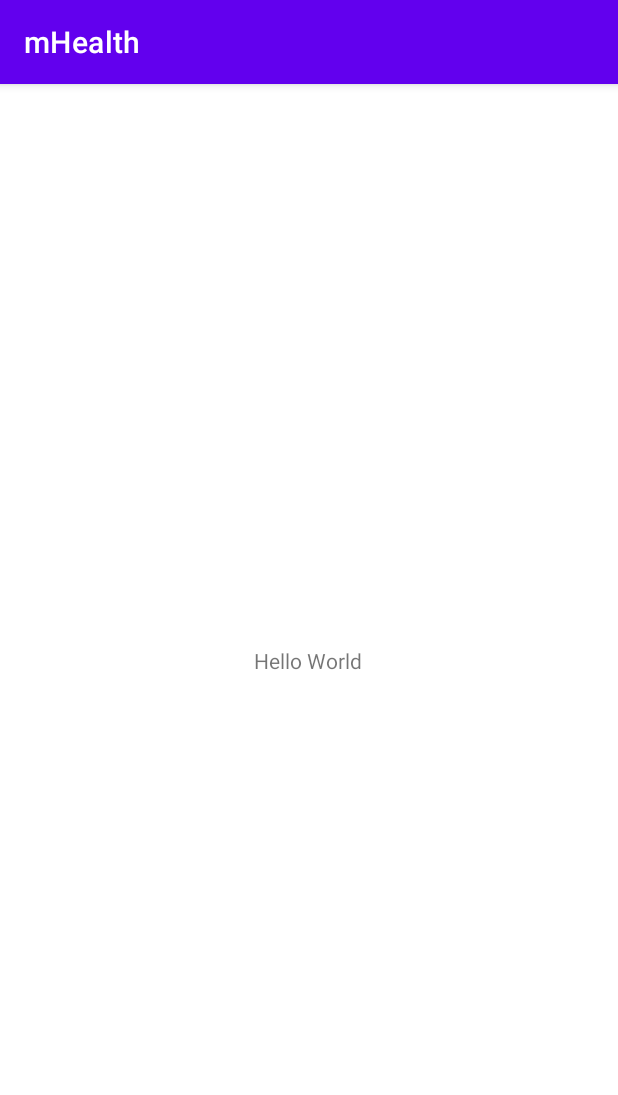
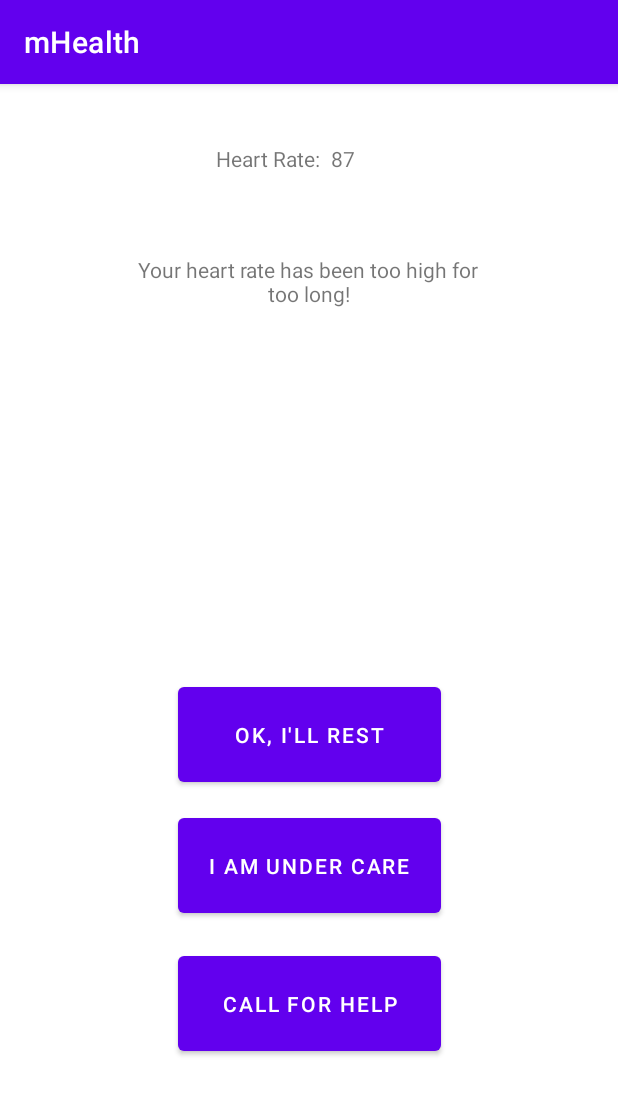
Before and after one commit to CSG3101-AP-Project-5-AR-mHealth/mHealthApp, an Android app: the screen it shows after launch (MainActivity), on a phone screen of 412 x 824 dp. Shown: the top 1095 px of the screen. Run offline under Robolectric (Android 15) with nearby library versions, the phone set to English and light mode, and no system bars.

Commit message:
added ui

```diff
--- a/app/src/main/AndroidManifest.xml
+++ b/app/src/main/AndroidManifest.xml
@@ -38,6 +38,19 @@
                 <action android:name="com.google.firebase.INSTANCE_ID_EVENT"/>
             </intent-filter>
         </service>
+        <receiver android:name="com.google.firebase.iid.FirebaseInstanceIdInternalReceiver" android:exported="false" />
+        <receiver android:name="com.google.firebase.iid.FirebaseInstanceIdReceiver" android:exported="true" android:permission="com.google.android.c2dm.permission.SEND">
+            <intent-filter>
+                <action android:name="com.google.android.c2dm.intent.RECEIVE" />
+                <action android:name="com.google.android.c2dm.intent.REGISTRATION" />
+                <category android:name="${applicationId}" />
+            </intent-filter>
+        </receiver>
+        <receiver android:name=".MyFirebaseMessagingService">
+            <intent-filter>
+                <action android:name="com.google.firebase.MESSAGING_EVENT" />
+            </intent-filter>
+        </receiver>
     </application>
 
 </manifest>
--- a/app/src/main/res/layout/activity_main.xml
+++ b/app/src/main/res/layout/activity_main.xml
@@ -4,16 +4,72 @@
     xmlns:tools="http://schemas.android.com/tools"
     android:layout_width="match_parent"
     android:layout_height="match_parent"
-    tools:context="com.deanwilsondev.mhealthapp.com.deanwilsondev.mhealth.MainActivity">
+    tools:context="com.deanwilsondev.mhealth.MainActivity">
+
+    <Button
+        android:id="@+id/button2"
+        android:layout_width="175dp"
+        android:layout_height="75dp"
+        android:layout_marginTop="396dp"
+        android:text="Ok, I'll Rest"
+        app:layout_constraintEnd_toEndOf="parent"
+        app:layout_constraintStart_toStartOf="parent"
+        app:layout_constraintTop_toTopOf="parent" />
+
+    <Button
+        android:id="@+id/button3"
+        android:layout_width="175dp"
+        android:layout_height="75dp"
+        android:layout_marginTop="12dp"
+        android:text="I am under care"
+        app:layout_constraintEnd_toEndOf="parent"
+        app:layout_constraintStart_toStartOf="parent"
+        app:layout_constraintTop_toBottomOf="@+id/button2" />
+
+    <Button
+        android:id="@+id/btn_callForHelp"
+        android:layout_width="175dp"
+        android:layout_height="75dp"
+        android:layout_marginBottom="24dp"
+        android:text="Call for Help"
+        app:layout_constraintBottom_toBottomOf="parent"
+        app:layout_constraintEnd_toEndOf="parent"
+        app:layout_constraintStart_toStartOf="parent"
+        app:layout_constraintTop_toBottomOf="@+id/button3"
+        app:layout_constraintVertical_bias="0.151" />
 
     <TextView
-        android:id="@+id/textView"
+        android:id="@+id/tv_heartRateAmount"
         android:layout_width="wrap_content"
         android:layout_height="wrap_content"
-        android:text="Hello World"
-        app:layout_constraintBottom_toBottomOf="parent"
+        android:layout_marginTop="40dp"
+        android:text="87"
         app:layout_constraintEnd_toEndOf="parent"
-        app:layout_constraintHorizontal_bias="0.498"
+        app:layout_constraintHorizontal_bias="0.04"
+        app:layout_constraintStart_toEndOf="@+id/tv_heartRateLabel"
+        app:layout_constraintTop_toTopOf="parent" />
+
+    <TextView
+        android:id="@+id/tv_heartRateLabel"
+        android:layout_width="wrap_content"
+        android:layout_height="wrap_content"
+        android:layout_marginStart="144dp"
+        android:layout_marginTop="40dp"
+        android:text="Heart Rate:"
         app:layout_constraintStart_toStartOf="parent"
         app:layout_constraintTop_toTopOf="parent" />
+
+    <TextView
+        android:id="@+id/textView3"
+        android:layout_width="234dp"
+        android:layout_height="66dp"
+        android:text="Your heart rate has been too high for too long!"
+        android:textAlignment="center"
+        app:layout_constraintBottom_toTopOf="@+id/button2"
+        app:layout_constraintEnd_toEndOf="parent"
+        app:layout_constraintHorizontal_bias="0.497"
+        app:layout_constraintStart_toStartOf="parent"
+        app:layout_constraintTop_toBottomOf="@+id/tv_heartRateLabel"
+        app:layout_constraintVertical_bias="0.202" />
+
 </androidx.constraintlayout.widget.ConstraintLayout>
```
